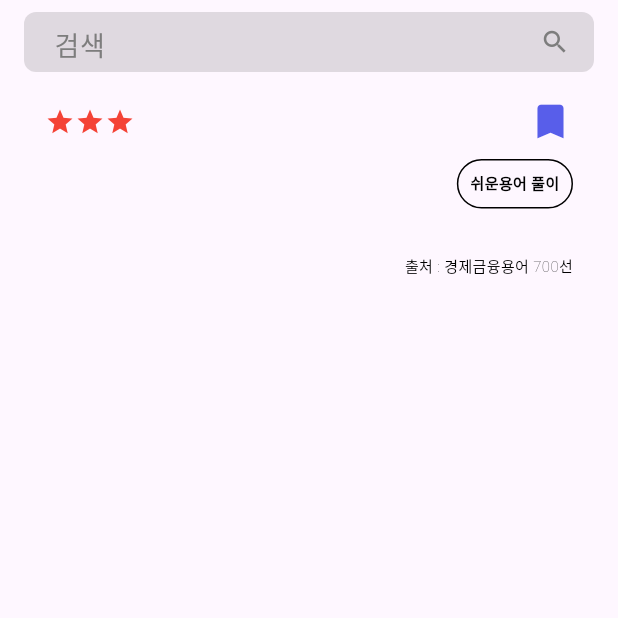
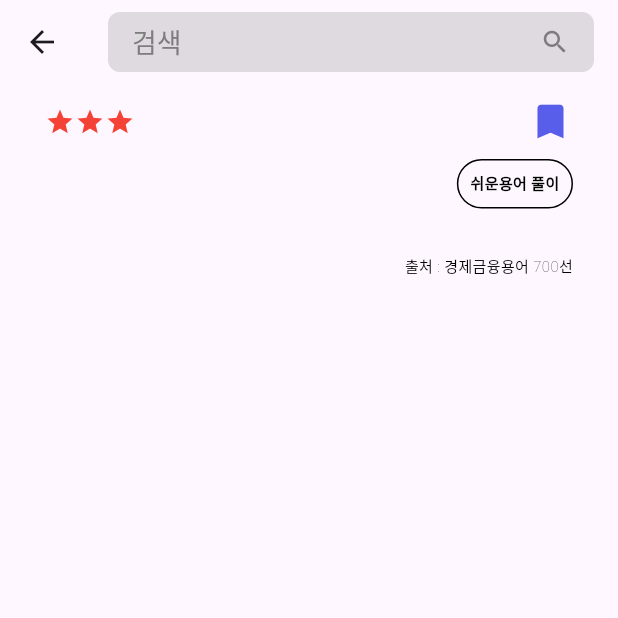
Before and after one commit to seak230/Cheongpodo_Flutter, a Flutter app: the TermScreen screen opened directly with empty values, on a phone screen of 412 x 824 dp, the top half of it. Run offline on Flutter 3.47's test engine with Material 3 defaults, Android fonts, the phone set to English and light mode, and no system bars; our stand-ins replace dio, get, shared_preferences; accounts and stored records are empty; network calls fail.

Commit message:
fix: move screen

```diff
--- a/lib/screens/term/term_screen.dart
+++ b/lib/screens/term/term_screen.dart
@@ -23,9 +23,7 @@ class TermScreen extends StatelessWidget {
         builder: (context, constraints) {
           return CustomScrollView(
             slivers: [
-              AppbarTextfiled(
-                textField: true,
-              ),
+              AppbarTextfiled(textField: false,),
               SliverList(
                 delegate: SliverChildListDelegate([
                   Padding(
--- a/lib/screens/term/term_search_screen.dart
+++ b/lib/screens/term/term_search_screen.dart
@@ -41,7 +41,6 @@ class _TermSearchScreenState extends State<TermSearchScreen> {
                 },
                 decoration: InputDecoration(
                   hintText: '용어를 검색하세요',
-                  prefixIcon: Icon(Icons.search),
                   border: OutlineInputBorder(borderRadius: BorderRadius.circular(10)),
                 ),
               ),
```
Also changed, not shown: lib/widgets/appbar_textfiled.dart (+3 -11 lines).
